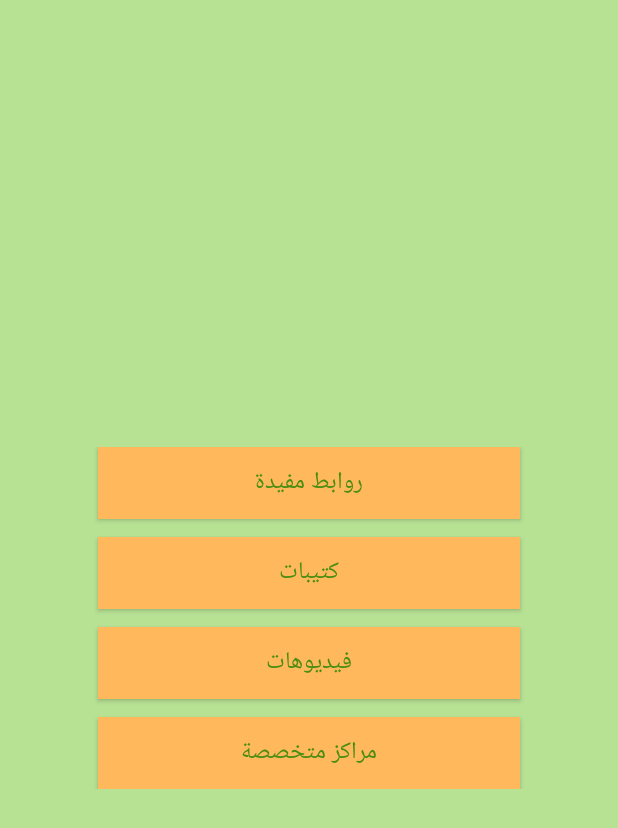
After one commit to ZainabAl-khabori/AutismApp, an Android app: the layout info_main_activity.xml on its own in the app's theme, with its tools: preview values and no code run, on a phone screen of 412 x 824 dp. The commit adds this screen. Shown: the top 828 px of the screen. Run offline under Robolectric (Android 15) with nearby library versions, the phone set to English and light mode, and no system bars.

Commit message:
>13-3-2018 +add following files  java : * Info (model class for setting and getting data) * InfoMainActivity (main Info screen which directs you to details screen) *InfoDetailsActivity (details screen)
 layout :
* info_details_activity
* info_list_item
* info_main_activity

 drawable :
 ic_info_extend

+ adding InfoMainActivity & InfoDetailsActivity manifest

```diff
--- /dev/null
+++ b/app/src/main/res/drawable/ic_info_extend.xml
@@ -0,0 +1,4 @@
+<vector android:height="32dp" android:viewportHeight="24.0"
+    android:viewportWidth="24.0" android:width="32dp" xmlns:android="http://schemas.android.com/apk/res/android">
+    <path android:fillColor="#ffb85b" android:pathData="M11,17h2v-6h-2v6zM12,2C6.48,2 2,6.48 2,12s4.48,10 10,10 10,-4.48 10,-10S17.52,2 12,2zM12,20c-4.41,0 -8,-3.59 -8,-8s3.59,-8 8,-8 8,3.59 8,8 -3.59,8 -8,8zM11,9h2L13,7h-2v2z"/>
+</vector>
--- /dev/null
+++ b/app/src/main/res/layout/info_main_activity.xml
@@ -0,0 +1,67 @@
+<?xml version="1.0" encoding="utf-8"?>
+<RelativeLayout xmlns:android="http://schemas.android.com/apk/res/android"
+    xmlns:tools="http://schemas.android.com/tools"
+    android:layout_width="match_parent"
+    android:layout_height="match_parent"
+    android:background="@color/colorPrimary"
+    tools:context="com.example.ojp.autism.InfoMainActivity">
+
+    <LinearLayout
+
+        android:layout_width="match_parent"
+        android:layout_height="wrap_content"
+        android:layout_centerInParent="true"
+        android:orientation="vertical">
+
+        <Button
+            android:id="@+id/btn_info_urls"
+            android:layout_width="match_parent"
+            android:layout_height="wrap_content"
+            android:layout_marginEnd="65dp"
+            android:layout_marginStart="65dp"
+            android:background="@color/colorAccent"
+            android:text="روابط مفيدة"
+            android:textColor="@color/textColorPrimary"
+            android:textSize="16sp" />
+
+        <Button
+            android:id="@+id/btn_info_books"
+            android:layout_width="match_parent"
+            android:layout_height="wrap_content"
+            android:layout_marginEnd="65dp"
+            android:layout_marginStart="65dp"
+            android:layout_marginTop="12dp"
+            android:background="@color/colorAccent"
+            android:text="كتيبات"
+            android:textColor="@color/textColorPrimary"
+            android:textSize="16sp" />
+
+
+        <Button
+            android:id="@+id/btn_info_videos"
+            android:layout_width="match_parent"
+            android:layout_height="wrap_content"
+            android:layout_marginEnd="65dp"
+            android:layout_marginStart="65dp"
+            android:layout_marginTop="12dp"
+            android:background="@color/colorAccent"
+            android:text="فيديوهات"
+            android:textColor="@color/textColorPrimary"
+            android:textSize="16sp" />
+
+
+        <Button
+            android:id="@+id/btn_info_centers"
+            android:layout_width="match_parent"
+            android:layout_height="wrap_content"
+            android:layout_marginEnd="65dp"
+            android:layout_marginStart="65dp"
+            android:layout_marginTop="12dp"
+            android:background="@color/colorAccent"
+            android:text="مراكز متخصصة"
+            android:textColor="@color/textColorPrimary"
+            android:textSize="16sp" />
+
+    </LinearLayout>
+
+</RelativeLayout>
--- a/app/src/main/res/values/colors.xml
+++ b/app/src/main/res/values/colors.xml
@@ -3,6 +3,6 @@
     <color name="colorPrimary">#b7e294</color>
     <color name="colorPrimaryDark">#498e11</color>
     <color name="colorAccent">#ffb85b</color>
-
+    <color name="textColorSecondary">#498e11</color>
     <color name="textColorPrimary">#498e11</color>
 </resources>
```
Also changed, not shown: app/src/main/java/worldontheotherside/wordpress/com/autismapp/Activities/Info.java (added, +51 -0 lines), app/src/main/java/worldontheotherside/wordpress/com/autismapp/Activities/InfoDetailsActivity.java (added, +108 -0 lines), app/src/main/java/worldontheotherside/wordpress/com/autismapp/Activities/InfoMainActivity.java (added, +206 -0 lines), app/src/main/res/layout/info_details_activity.xml (added, +11 -0 lines), app/src/main/res/layout/info_list_item.xml (added, +46 -0 lines).
